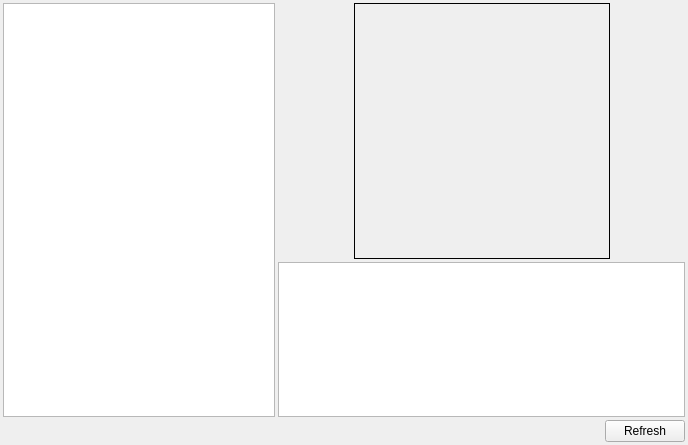
The window that kstars/hips/opships.ui (KDE/kstars) describes before a commit, drawn with Qt 5.
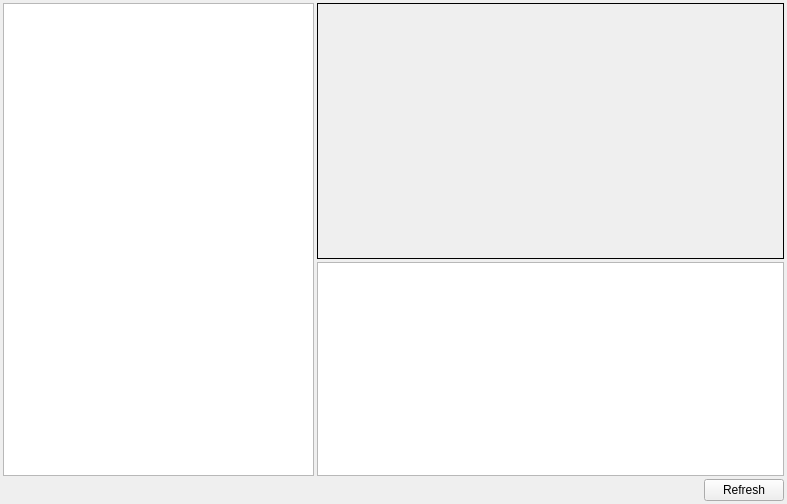
The same window after the commit. Icons and pictures are not drawn.

The edit to the form file:
```diff
--- a/kstars/hips/opships.ui
+++ b/kstars/hips/opships.ui
@@ -6,10 +6,16 @@
    <rect>
     <x>0</x>
     <y>0</y>
-    <width>688</width>
-    <height>445</height>
+    <width>787</width>
+    <height>504</height>
    </rect>
   </property>
+  <property name="autoFillBackground">
+   <bool>false</bool>
+  </property>
+  <property name="styleSheet">
+   <string notr="true"/>
+  </property>
   <layout class="QVBoxLayout" name="verticalLayout" stretch="0,0">
    <property name="spacing">
     <number>3</number>
@@ -44,19 +50,6 @@
          <property name="spacing">
           <number>3</number>
          </property>
-         <item>
-          <spacer name="horizontalSpacer_2">
-           <property name="orientation">
-            <enum>Qt::Horizontal</enum>
-           </property>
-           <property name="sizeHint" stdset="0">
-            <size>
-             <width>40</width>
-             <height>20</height>
-            </size>
-           </property>
-          </spacer>
-         </item>
          <item>
           <widget class="QLabel" name="sourceImage">
            <property name="minimumSize">
@@ -65,11 +58,12 @@
              <height>256</height>
             </size>
            </property>
-           <property name="maximumSize">
-            <size>
-             <width>256</width>
-             <height>256</height>
-            </size>
+           <property name="autoFillBackground">
+            <bool>false</bool>
+           </property>
+           <property name="styleSheet">
+            <string notr="true">background-color: qlineargradient(x1: 0, y1: 0, x2: 0, y2: 1,
+                                      stop: 0 rgba(128, 128, 128, 128), stop: 1 rgba(0, 0,0, 128));</string>
            </property>
            <property name="frameShape">
             <enum>QFrame::Box</enum>
@@ -81,23 +75,13 @@
             <pixmap resource="../data/kstars.qrc">:/images/noimage.png</pixmap>
            </property>
            <property name="scaledContents">
-            <bool>true</bool>
+            <bool>false</bool>
+           </property>
+           <property name="alignment">
+            <set>Qt::AlignCenter</set>
            </property>
           </widget>
          </item>
-         <item>
-          <spacer name="horizontalSpacer_3">
-           <property name="orientation">
-            <enum>Qt::Horizontal</enum>
-           </property>
-           <property name="sizeHint" stdset="0">
-            <size>
-             <width>40</width>
-             <height>20</height>
-            </size>
-           </property>
-          </spacer>
-         </item>
         </layout>
        </item>
        <item>
```
